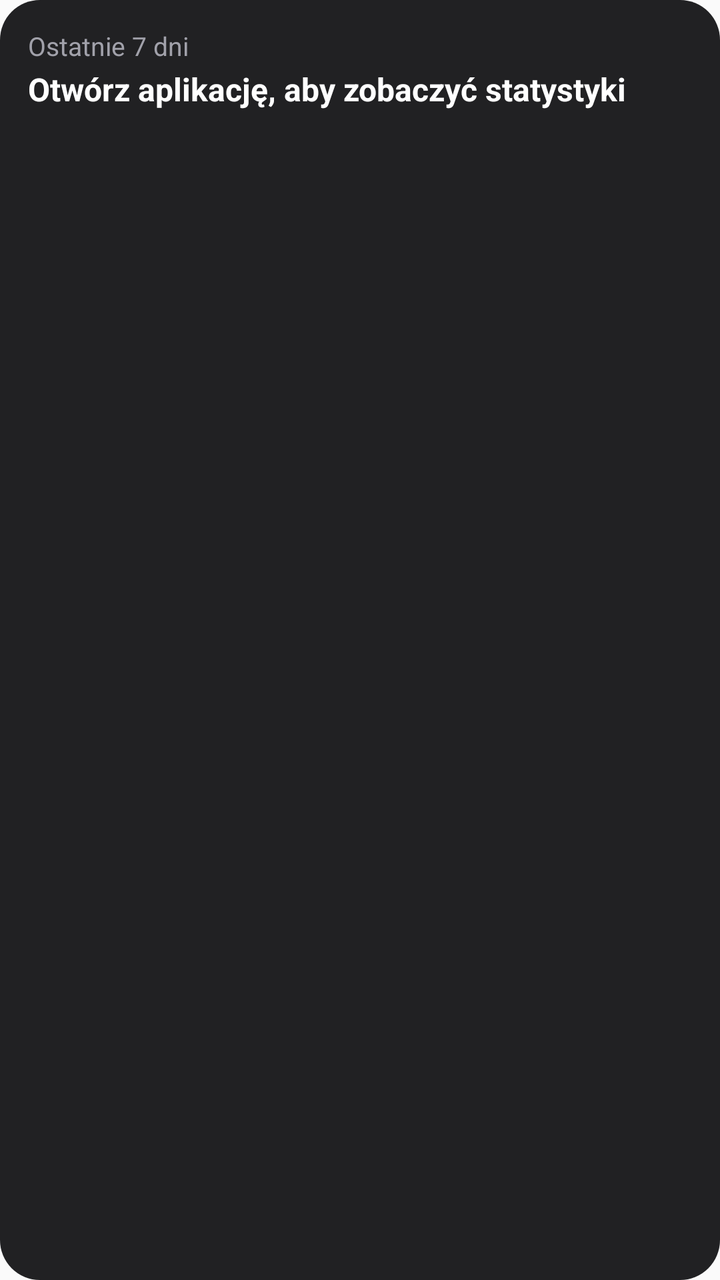
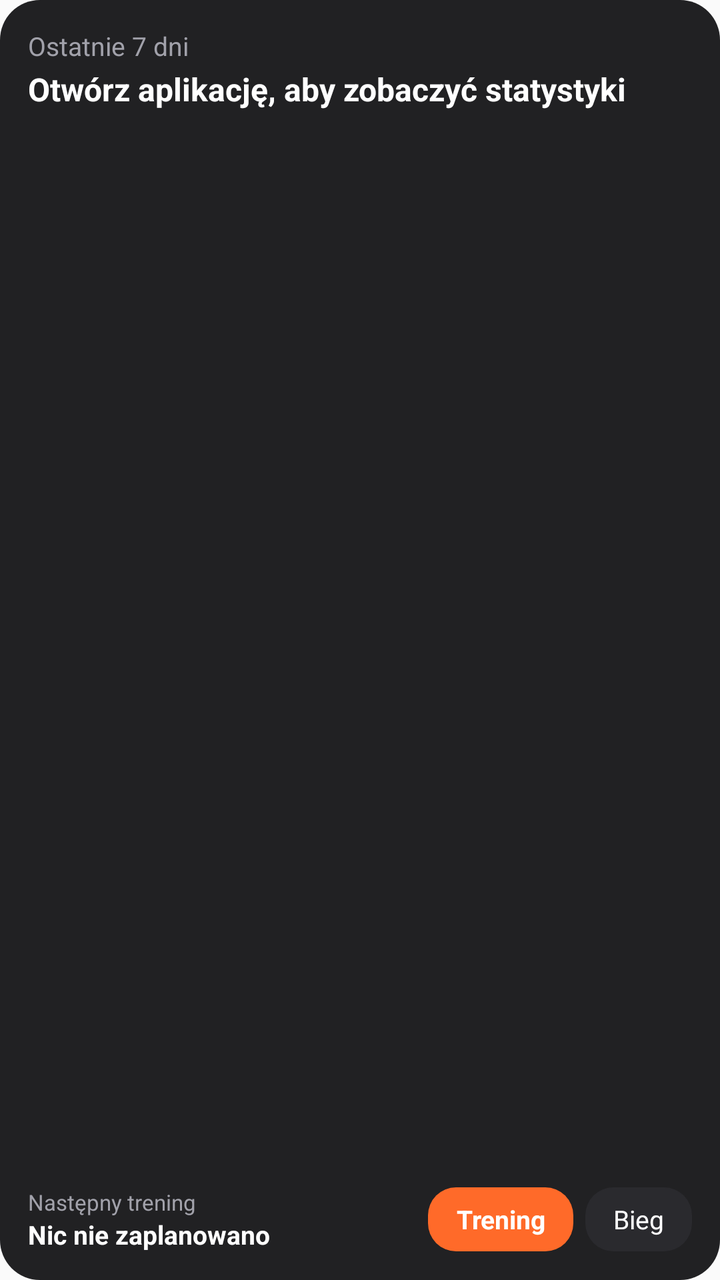

Two renders of the same Android screen: before a commit and after it. Below are the layout's source before the change and the commit's diff.
<!-- AndroidManifest.xml: application theme AppTheme -->
<!-- res/layout/widget_session.xml -->
<?xml version="1.0" encoding="utf-8"?>
<FrameLayout xmlns:android="http://schemas.android.com/apk/res/android"
    android:id="@+id/widget_root"
    android:layout_width="match_parent"
    android:layout_height="match_parent"
    android:background="@drawable/widget_background"
    android:padding="14dp">

    
    <LinearLayout
        android:id="@+id/widget_active"
        android:layout_width="match_parent"
        android:layout_height="match_parent"
        android:orientation="vertical"
        android:visibility="gone">

        <LinearLayout
            android:layout_width="match_parent"
            android:layout_height="wrap_content"
            android:gravity="center_vertical"
            android:orientation="horizontal">

            <TextView
                android:id="@+id/widget_title"
                android:layout_width="0dp"
                android:layout_height="wrap_content"
                android:layout_weight="1"
                android:ellipsize="end"
                android:maxLines="1"
                android:textColor="@color/widget_text_muted"
                android:textSize="13sp" />

            <Chronometer
                android:id="@+id/widget_clock"
                android:layout_width="wrap_content"
                android:layout_height="wrap_content"
                android:textColor="@color/widget_accent"
                android:textSize="15sp"
                android:textStyle="bold" />
        </LinearLayout>

        <TextView
            android:id="@+id/widget_line1"
            android:layout_width="match_parent"
            android:layout_height="wrap_content"
            android:layout_marginTop="2dp"
            android:ellipsize="end"
            android:maxLines="1"
            android:textColor="@color/widget_text"
            android:textSize="24sp"
            android:textStyle="bold" />

        <TextView
            android:id="@+id/widget_line2"
            android:layout_width="match_parent"
            android:layout_height="wrap_content"
            android:ellipsize="end"
            android:maxLines="1"
            android:textColor="@color/widget_text_muted"
            android:textSize="13sp" />

        <FrameLayout
            android:layout_width="match_parent"
            android:layout_height="0dp"
            android:layout_weight="1" />

        <LinearLayout
            android:layout_width="match_parent"
            android:layout_height="wrap_content"
            android:orientation="horizontal">

            <TextView
                android:id="@+id/widget_primary_button"
                android:layout_width="0dp"
                android:layout_height="36dp"
                android:layout_weight="1"
                android:background="@drawable/widget_button"
                android:gravity="center"
                android:textColor="@color/widget_text"
                android:textSize="14sp"
                android:textStyle="bold" />

            <TextView
                android:id="@+id/widget_finish_button"
                android:layout_width="0dp"
                android:layout_height="36dp"
                android:layout_marginStart="8dp"
                android:layout_weight="1"
                android:background="@drawable/widget_button_secondary"
                android:gravity="center"
                android:text="Zakończ"
                android:textColor="@color/widget_text"
                android:textSize="14sp" />
        </LinearLayout>
    </LinearLayout>

    
    <LinearLayout
        android:id="@+id/widget_stats"
        android:layout_width="match_parent"
        android:layout_height="match_parent"
        android:orientation="vertical">

        <TextView
            android:layout_width="match_parent"
            android:layout_height="wrap_content"
            android:text="Ostatnie 7 dni"
            android:textColor="@color/widget_text_muted"
            android:textSize="13sp" />

        <TextView
            android:id="@+id/widget_stats_summary"
            android:layout_width="match_parent"
            android:layout_height="wrap_content"
            android:layout_marginTop="2dp"
            android:ellipsize="end"
            android:maxLines="1"
            android:text="Otwórz aplikację, aby zobaczyć statystyki"
            android:textColor="@color/widget_text"
            android:textSize="16sp"
            android:textStyle="bold" />

        <TextView
            android:id="@+id/widget_stats_detail"
            android:layout_width="match_parent"
            android:layout_height="wrap_content"
            android:ellipsize="end"
            android:maxLines="1"
            android:textColor="@color/widget_text_muted"
            android:textSize="13sp" />

        <ImageView
            android:id="@+id/widget_stats_chart"
            android:layout_width="match_parent"
            android:layout_height="0dp"
            android:layout_marginTop="6dp"
            android:layout_weight="1"
            android:importantForAccessibility="no"
            android:scaleType="fitCenter" />
    </LinearLayout>
</FrameLayout>
<!-- resources referenced by this layout -->
<resources>
  <color name="widget_accent">#FFFF6A29</color>
  <color name="widget_text">#FFFFFFFF</color>
  <color name="widget_text_muted">#FFA1A1AA</color>
  <!-- drawable widget_background (drawable) -->
  <?xml version="1.0" encoding="utf-8"?>
  <shape xmlns:android="http://schemas.android.com/apk/res/android" android:shape="rectangle">
      <solid android:color="@color/widget_background" />
      <corners android:radius="20dp" />
  </shape>
  <!-- drawable widget_button (drawable) -->
  <?xml version="1.0" encoding="utf-8"?>
  <shape xmlns:android="http://schemas.android.com/apk/res/android" android:shape="rectangle">
      <solid android:color="@color/widget_accent" />
      <corners android:radius="14dp" />
  </shape>
  <!-- drawable widget_button_secondary (drawable) -->
  <?xml version="1.0" encoding="utf-8"?>
  <shape xmlns:android="http://schemas.android.com/apk/res/android" android:shape="rectangle">
      <solid android:color="@color/widget_surface" />
      <corners android:radius="14dp" />
  </shape>
  <style name="AppTheme" parent="Theme.AppCompat.Light.DarkActionBar">
          
          <item name="colorPrimary">@color/colorPrimary</item>
          <item name="colorPrimaryDark">@color/colorPrimaryDark</item>
          <item name="colorAccent">@color/colorAccent</item>
      </style>
  <color name="widget_background">#F2161618</color>
  <color name="widget_surface">#FF2A2A2E</color>
</resources>

<!-- the commit's change to res/layout/widget_session.xml (unified diff, before → after) -->
@@ -47,7 +47,7 @@
             android:ellipsize="end"
             android:maxLines="1"
             android:textColor="@color/widget_text"
-            android:textSize="24sp"
+            android:textSize="20sp"
             android:textStyle="bold" />
 
         <TextView
@@ -59,6 +59,60 @@
             android:textColor="@color/widget_text_muted"
             android:textSize="13sp" />
 
+        
+        <LinearLayout
+            android:id="@+id/widget_rest_row"
+            android:layout_width="match_parent"
+            android:layout_height="wrap_content"
+            android:layout_marginTop="4dp"
+            android:gravity="center_vertical"
+            android:orientation="horizontal"
+            android:visibility="gone">
+
+            <TextView
+                android:layout_width="0dp"
+                android:layout_height="wrap_content"
+                android:layout_weight="1"
+                android:text="Przerwa"
+                android:textColor="@color/widget_text_muted"
+                android:textSize="13sp" />
+
+            <Chronometer
+                android:id="@+id/widget_rest_clock"
+                android:layout_width="wrap_content"
+                android:layout_height="wrap_content"
+                android:textColor="@color/widget_accent"
+                android:textSize="20sp"
+                android:textStyle="bold" />
+        </LinearLayout>
+
+        
+        <LinearLayout
+            android:id="@+id/widget_progress_row"
+            android:layout_width="match_parent"
+            android:layout_height="wrap_content"
+            android:layout_marginTop="6dp"
+            android:gravity="center_vertical"
+            android:orientation="horizontal"
+            android:visibility="gone">
+
+            <ProgressBar
+                android:id="@+id/widget_progress"
+                style="?android:attr/progressBarStyleHorizontal"
+                android:layout_width="0dp"
+                android:layout_height="6dp"
+                android:layout_weight="1"
+                android:progressDrawable="@drawable/widget_progress" />
+
+            <TextView
+                android:id="@+id/widget_progress_text"
+                android:layout_width="wrap_content"
+                android:layout_height="wrap_content"
+                android:layout_marginStart="8dp"
+                android:textColor="@color/widget_text_muted"
+                android:textSize="12sp" />
+        </LinearLayout>
+
         <FrameLayout
             android:layout_width="match_parent"
             android:layout_height="0dp"
@@ -81,14 +135,13 @@
                 android:textStyle="bold" />
 
             <TextView
-                android:id="@+id/widget_finish_button"
+                android:id="@+id/widget_secondary_button"
                 android:layout_width="0dp"
                 android:layout_height="36dp"
                 android:layout_marginStart="8dp"
                 android:layout_weight="1"
                 android:background="@drawable/widget_button_secondary"
                 android:gravity="center"
-                android:text="Zakończ"
                 android:textColor="@color/widget_text"
                 android:textSize="14sp" />
         </LinearLayout>
@@ -101,12 +154,29 @@
         android:layout_height="match_parent"
         android:orientation="vertical">
 
-        <TextView
-            android:layout_width="match_parent"
-            android:layout_height="wrap_content"
-            android:text="Ostatnie 7 dni"
-            android:textColor="@color/widget_text_muted"
-            android:textSize="13sp" />
+        <LinearLayout
+            android:layout_width="match_parent"
+            android:layout_height="wrap_content"
+            android:gravity="center_vertical"
+            android:orientation="horizontal">
+
+            <TextView
+                android:layout_width="0dp"
+                android:layout_height="wrap_content"
+                android:layout_weight="1"
+                android:text="Ostatnie 7 dni"
+                android:textColor="@color/widget_text_muted"
+                android:textSize="13sp" />
+
+            <TextView
+                android:id="@+id/widget_streak"
+                android:layout_width="wrap_content"
+                android:layout_height="wrap_content"
+                android:textColor="@color/widget_accent"
+                android:textSize="13sp"
+                android:textStyle="bold"
+                android:visibility="gone" />
+        </LinearLayout>
 
         <TextView
             android:id="@+id/widget_stats_summary"
@@ -137,5 +207,70 @@
             android:layout_weight="1"
             android:importantForAccessibility="no"
             android:scaleType="fitCenter" />
+
+        
+        <LinearLayout
+            android:layout_width="match_parent"
+            android:layout_height="wrap_content"
+            android:layout_marginTop="6dp"
+            android:gravity="center_vertical"
+            android:orientation="horizontal">
+
+            <LinearLayout
+                android:id="@+id/widget_up_next"
+                android:layout_width="0dp"
+                android:layout_height="wrap_content"
+                android:layout_weight="1"
+                android:orientation="vertical">
+
+                <TextView
+                    android:id="@+id/widget_up_next_when"
+                    android:layout_width="match_parent"
+                    android:layout_height="wrap_content"
+                    android:ellipsize="end"
+                    android:maxLines="1"
+                    android:text="Następny trening"
+                    android:textColor="@color/widget_text_muted"
+                    android:textSize="11sp" />
+
+                <TextView
+                    android:id="@+id/widget_up_next_title"
+                    android:layout_width="match_parent"
+                    android:layout_height="wrap_content"
+                    android:ellipsize="end"
+                    android:maxLines="1"
+                    android:text="Nic nie zaplanowano"
+                    android:textColor="@color/widget_text"
+                    android:textSize="13sp"
+                    android:textStyle="bold" />
+            </LinearLayout>
+
+            <TextView
+                android:id="@+id/widget_start_button"
+                android:layout_width="wrap_content"
+                android:layout_height="32dp"
+                android:layout_marginStart="8dp"
+                android:background="@drawable/widget_button"
+                android:gravity="center"
+                android:paddingStart="14dp"
+                android:paddingEnd="14dp"
+                android:text="Trening"
+                android:textColor="@color/widget_text"
+                android:textSize="13sp"
+                android:textStyle="bold" />
+
+            <TextView
+                android:id="@+id/widget_run_button"
+                android:layout_width="wrap_content"
+                android:layout_height="32dp"
+                android:layout_marginStart="6dp"
+                android:background="@drawable/widget_button_secondary"
+                android:gravity="center"
+                android:paddingStart="14dp"
+                android:paddingEnd="14dp"
+                android:text="Bieg"
+                android:textColor="@color/widget_text"
+                android:textSize="13sp" />
+        </LinearLayout>
     </LinearLayout>
 </FrameLayout>
<!-- resource entries referenced after the edit -->
@@ -21,6 +21,24 @@
       <solid android:color="@color/widget_surface" />
       <corners android:radius="14dp" />
   </shape>
+  <!-- drawable widget_progress (drawable) -->
+  <?xml version="1.0" encoding="utf-8"?>
+  <layer-list xmlns:android="http://schemas.android.com/apk/res/android">
+      <item android:id="@android:id/background">
+          <shape android:shape="rectangle">
+              <solid android:color="@color/widget_surface" />
+              <corners android:radius="3dp" />
+          </shape>
+      </item>
+      <item android:id="@android:id/progress">
+          <clip>
+              <shape android:shape="rectangle">
+                  <solid android:color="@color/widget_accent" />
+                  <corners android:radius="3dp" />
+              </shape>
+          </clip>
+      </item>
+  </layer-list>
   <style name="AppTheme" parent="Theme.AppCompat.Light.DarkActionBar">
           
           <item name="colorPrimary">@color/colorPrimary</item>
